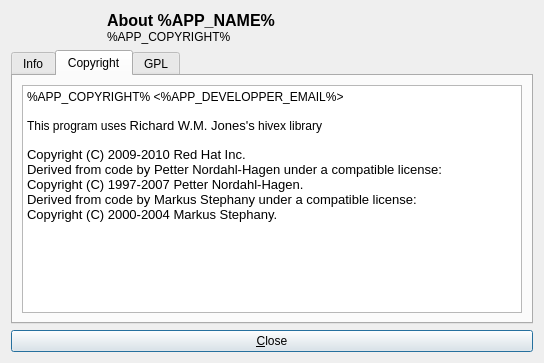
digitalsleuth/fred, file trunk/dlgabout.ui: the form before one commit.
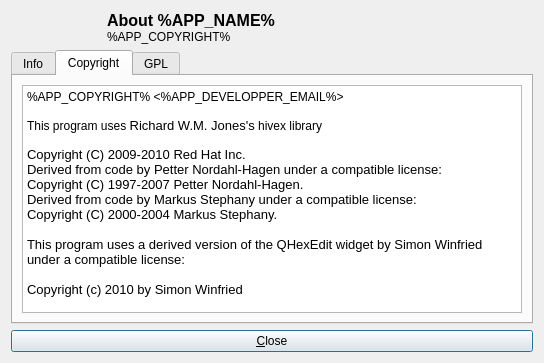
The form after the commit. The open tabs and pages were chosen to show the change. Icons and pictures are not drawn.

The edit to the form file:
```diff
--- a/trunk/dlgabout.ui
+++ b/trunk/dlgabout.ui
@@ -127,16 +127,20 @@
           <string>&lt;!DOCTYPE HTML PUBLIC &quot;-//W3C//DTD HTML 4.0//EN&quot; &quot;http://www.w3.org/TR/REC-html40/strict.dtd&quot;&gt;
 &lt;html&gt;&lt;head&gt;&lt;meta name=&quot;qrichtext&quot; content=&quot;1&quot; /&gt;&lt;style type=&quot;text/css&quot;&gt;
 p, li { white-space: pre-wrap; }
-&lt;/style&gt;&lt;/head&gt;&lt;body style=&quot; font-family:'Droid Sans'; font-size:10pt; font-weight:400; font-style:normal;&quot;&gt;
+&lt;/style&gt;&lt;/head&gt;&lt;body style=&quot; font-family:'Sans'; font-size:10pt; font-weight:400; font-style:normal;&quot;&gt;
 &lt;p style=&quot; margin-top:0px; margin-bottom:0px; margin-left:0px; margin-right:0px; -qt-block-indent:0; text-indent:0px;&quot;&gt;&lt;span style=&quot; font-family:'Sans Serif'; font-size:9pt;&quot;&gt;%APP_COPYRIGHT% &amp;lt;%APP_DEVELOPPER_EMAIL%&amp;gt;&lt;/span&gt;&lt;/p&gt;
 &lt;p style=&quot;-qt-paragraph-type:empty; margin-top:0px; margin-bottom:0px; margin-left:0px; margin-right:0px; -qt-block-indent:0; text-indent:0px; font-family:'Sans Serif'; font-size:9pt;&quot;&gt;&lt;/p&gt;
-&lt;p style=&quot; margin-top:0px; margin-bottom:0px; margin-left:0px; margin-right:0px; -qt-block-indent:0; text-indent:0px;&quot;&gt;&lt;span style=&quot; font-family:'Sans Serif'; font-size:9pt;&quot;&gt;This program uses &lt;/span&gt;Richard W.M. Jones's&lt;span style=&quot; font-family:'Sans Serif'; font-size:9pt;&quot;&gt; hivex library&lt;/span&gt;&lt;/p&gt;
+&lt;p style=&quot; margin-top:0px; margin-bottom:0px; margin-left:0px; margin-right:0px; -qt-block-indent:0; text-indent:0px;&quot;&gt;&lt;span style=&quot; font-family:'Sans Serif'; font-size:9pt;&quot;&gt;This program uses &lt;/span&gt;&lt;span style=&quot; font-family:'Droid Sans';&quot;&gt;Richard W.M. Jones's&lt;/span&gt;&lt;span style=&quot; font-family:'Sans Serif'; font-size:9pt;&quot;&gt; hivex library&lt;/span&gt;&lt;/p&gt;
 &lt;p style=&quot;-qt-paragraph-type:empty; margin-top:0px; margin-bottom:0px; margin-left:0px; margin-right:0px; -qt-block-indent:0; text-indent:0px; font-family:'Sans Serif'; font-size:9pt;&quot;&gt;&lt;/p&gt;
-&lt;p style=&quot; margin-top:0px; margin-bottom:0px; margin-left:0px; margin-right:0px; -qt-block-indent:0; text-indent:0px;&quot;&gt;Copyright (C) 2009-2010 Red Hat Inc.&lt;/p&gt;
-&lt;p style=&quot; margin-top:0px; margin-bottom:0px; margin-left:0px; margin-right:0px; -qt-block-indent:0; text-indent:0px;&quot;&gt;Derived from code by Petter Nordahl-Hagen under a compatible license:&lt;/p&gt;
-&lt;p style=&quot; margin-top:0px; margin-bottom:0px; margin-left:0px; margin-right:0px; -qt-block-indent:0; text-indent:0px;&quot;&gt;Copyright (C) 1997-2007 Petter Nordahl-Hagen.&lt;/p&gt;
-&lt;p style=&quot; margin-top:0px; margin-bottom:0px; margin-left:0px; margin-right:0px; -qt-block-indent:0; text-indent:0px;&quot;&gt;Derived from code by Markus Stephany under a compatible license:&lt;/p&gt;
-&lt;p style=&quot; margin-top:0px; margin-bottom:0px; margin-left:0px; margin-right:0px; -qt-block-indent:0; text-indent:0px;&quot;&gt;Copyright (C) 2000-2004 Markus Stephany.&lt;/p&gt;&lt;/body&gt;&lt;/html&gt;</string>
+&lt;p style=&quot; margin-top:0px; margin-bottom:0px; margin-left:0px; margin-right:0px; -qt-block-indent:0; text-indent:0px;&quot;&gt;&lt;span style=&quot; font-family:'Droid Sans';&quot;&gt;Copyright (C) 2009-2010 Red Hat Inc.&lt;/span&gt;&lt;/p&gt;
+&lt;p style=&quot; margin-top:0px; margin-bottom:0px; margin-left:0px; margin-right:0px; -qt-block-indent:0; text-indent:0px;&quot;&gt;&lt;span style=&quot; font-family:'Droid Sans';&quot;&gt;Derived from code by Petter Nordahl-Hagen under a compatible license:&lt;/span&gt;&lt;/p&gt;
+&lt;p style=&quot; margin-top:0px; margin-bottom:0px; margin-left:0px; margin-right:0px; -qt-block-indent:0; text-indent:0px;&quot;&gt;&lt;span style=&quot; font-family:'Droid Sans';&quot;&gt;Copyright (C) 1997-2007 Petter Nordahl-Hagen.&lt;/span&gt;&lt;/p&gt;
+&lt;p style=&quot; margin-top:0px; margin-bottom:0px; margin-left:0px; margin-right:0px; -qt-block-indent:0; text-indent:0px;&quot;&gt;&lt;span style=&quot; font-family:'Droid Sans';&quot;&gt;Derived from code by Markus Stephany under a compatible license:&lt;/span&gt;&lt;/p&gt;
+&lt;p style=&quot; margin-top:0px; margin-bottom:0px; margin-left:0px; margin-right:0px; -qt-block-indent:0; text-indent:0px;&quot;&gt;&lt;span style=&quot; font-family:'Droid Sans';&quot;&gt;Copyright (C) 2000-2004 Markus Stephany.&lt;/span&gt;&lt;/p&gt;
+&lt;p style=&quot;-qt-paragraph-type:empty; margin-top:0px; margin-bottom:0px; margin-left:0px; margin-right:0px; -qt-block-indent:0; text-indent:0px; font-family:'Droid Sans';&quot;&gt;&lt;/p&gt;
+&lt;p style=&quot; margin-top:0px; margin-bottom:0px; margin-left:0px; margin-right:0px; -qt-block-indent:0; text-indent:0px;&quot;&gt;&lt;span style=&quot; font-family:'Droid Sans';&quot;&gt;This program uses a derived version of the QHexEdit widget by Simon Winfried under a compatible license:&lt;/span&gt;&lt;/p&gt;
+&lt;p style=&quot;-qt-paragraph-type:empty; margin-top:0px; margin-bottom:0px; margin-left:0px; margin-right:0px; -qt-block-indent:0; text-indent:0px; font-family:'Droid Sans';&quot;&gt;&lt;/p&gt;
+&lt;p style=&quot; margin-top:0px; margin-bottom:0px; margin-left:0px; margin-right:0px; -qt-block-indent:0; text-indent:0px;&quot;&gt;&lt;span style=&quot; font-family:'Droid Sans';&quot;&gt;Copyright (c) 2010 by Simon Winfried&lt;/span&gt;&lt;/p&gt;&lt;/body&gt;&lt;/html&gt;</string>
          </property>
         </widget>
        </item>
```
Left out of the diff: 4 changed lines with no effect on the pictures.
